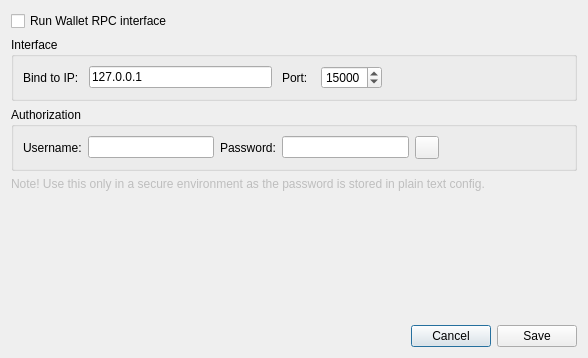
discretecoin/discrete-wallet, file src/gui/ui/walletrpcsettingsdialog.ui: the form before one commit.
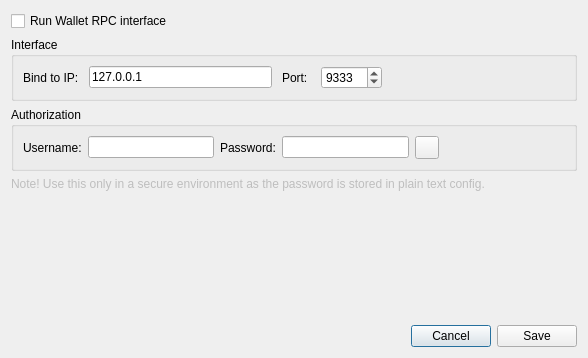
The form after the commit. Icons and pictures are not drawn.

```diff
--- a/src/gui/ui/walletrpcsettingsdialog.ui
+++ b/src/gui/ui/walletrpcsettingsdialog.ui
@@ -74,7 +74,7 @@
            <number>65535</number>
           </property>
           <property name="value">
-           <number>15000</number>
+           <number>9333</number>
           </property>
           <property name="displayIntegerBase">
            <number>10</number>
```
